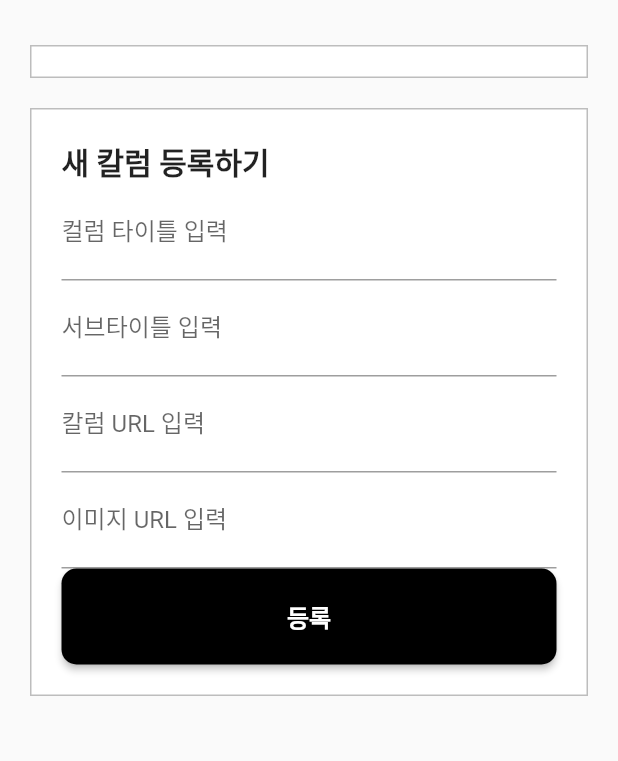
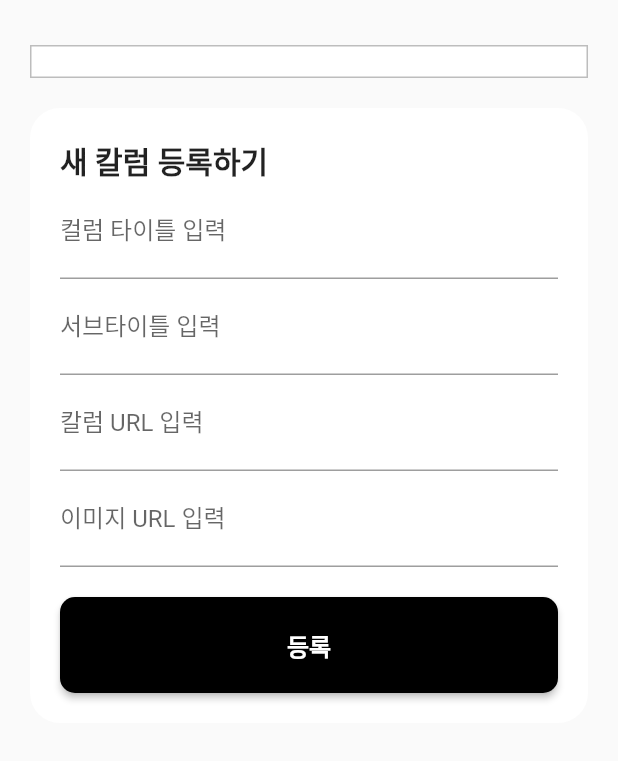
Before and after one commit to vreal2030/vreal0, a Flutter app: the ManageMainColumn screen opened directly, on a phone screen of 412 x 824 dp, the part 84-845 px from its top. Run offline on Flutter 3.47's test engine with Material 2 defaults, Android fonts, the phone set to English and light mode, and no system bars; our stand-ins replace cloud_firestore, firebase_core; accounts and stored records are empty; Roboto replaces fonts that are missing (Pretendard).

Commit message:
ui update -round

```diff
--- a/lib/src/pages/admin/manage_main_column.dart
+++ b/lib/src/pages/admin/manage_main_column.dart
@@ -82,8 +82,8 @@ class ManageMainColumn extends StatelessWidget {
               //입력창
               Container(
                 decoration: BoxDecoration(
+                  borderRadius: BorderRadius.circular(20),
                   color: Colors.white,
-                  border: Border.all(color: Colors.black26, width: 1),
                 ),
                 padding:
                     const EdgeInsets.symmetric(vertical: 20, horizontal: 20),
@@ -91,7 +91,7 @@ class ManageMainColumn extends StatelessWidget {
                   crossAxisAlignment: CrossAxisAlignment.stretch,
                   children: [
                     // 텍스트필트
-                    Align(
+                    const Align(
                       alignment: Alignment.bottomLeft,
                       child: Text(
                         '새 칼럼 등록하기',
@@ -146,6 +146,7 @@ class ManageMainColumn extends StatelessWidget {
                         ),
                       ],
                     ),
+                    const SizedBox(height: 20),
                     // 등록 버튼
                     ElevatedButton(
                         onPressed: () {
@@ -166,10 +167,6 @@ class ManageMainColumn extends StatelessWidget {
                   ],
                 ),
               ),
-              // 버튼
-              Row(
-                children: [],
-              )
             ],
           ),
         ),
```
Also changed, not shown: 1 other file.
